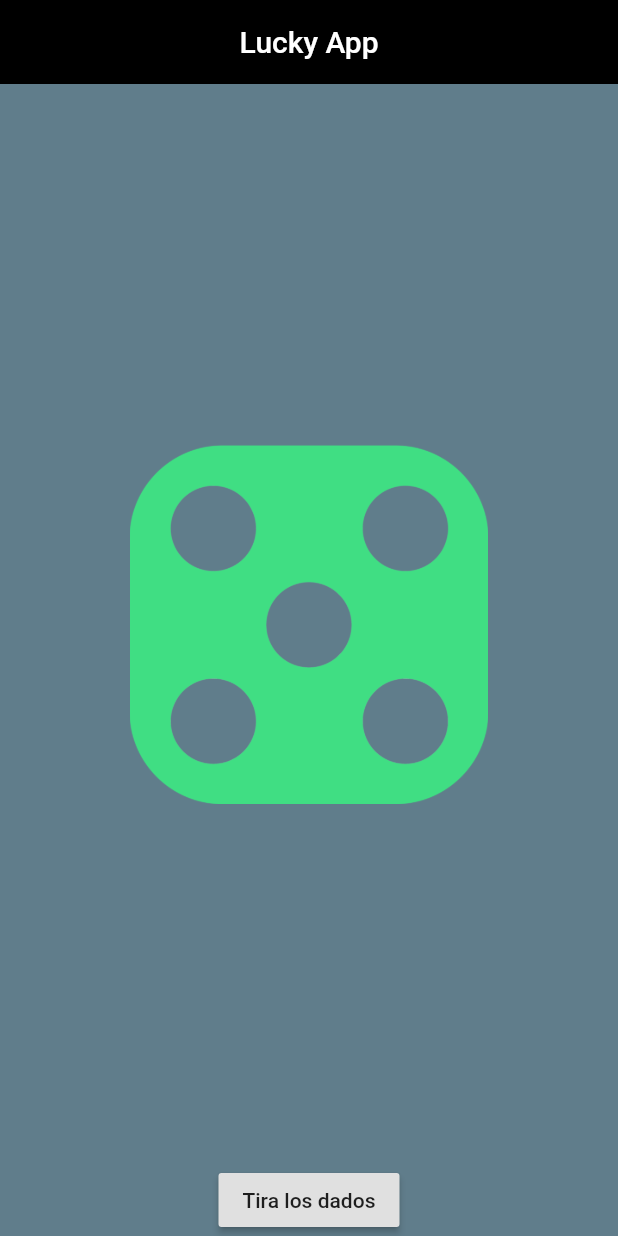
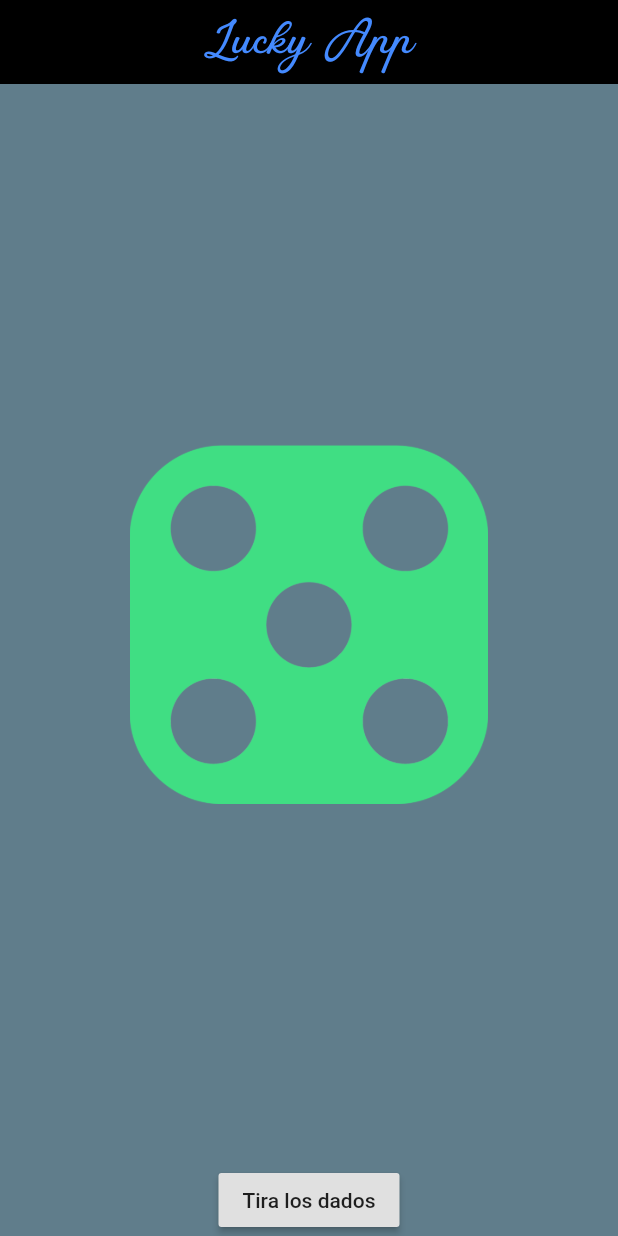
Before and after one commit to aza98/EvidenciaFinal, a Flutter app: the screen it shows after launch, on a phone screen of 412 x 824 dp. Run offline on Flutter 3.47's test engine with Material 2 defaults, Android fonts, the phone set to English and light mode, and no system bars.

Commit message:
V1.2 Cambio de tipografia en el titulo

```diff
--- a/lib/main.dart
+++ b/lib/main.dart
@@ -21,11 +21,12 @@ class _luckyState extends State<lucky> {
         appBar: AppBar(
           elevation: 0.0,
           backgroundColor: Colors.black,
-          title: Center(child: Text('Lucky App')),
+          title: Center(child: Text('Lucky App',
+          style: getCustomFontStyle(),)),
         ),
         body: Column(
           mainAxisAlignment: MainAxisAlignment.center,
-          children: <Widget>[
+          children:  <Widget>[
             Spacer(),
             Expanded(
               flex: 1,
@@ -47,4 +48,11 @@ class _luckyState extends State<lucky> {
       ),
     );
   }
-}
+  TextStyle getCustomFontStyle (){
+    return const TextStyle(color: Colors.blueAccent,
+        fontFamily: 'Highline',
+    fontWeight: FontWeight.w400,
+    fontSize: 30.0,
+    );
+  }
+  }
```
